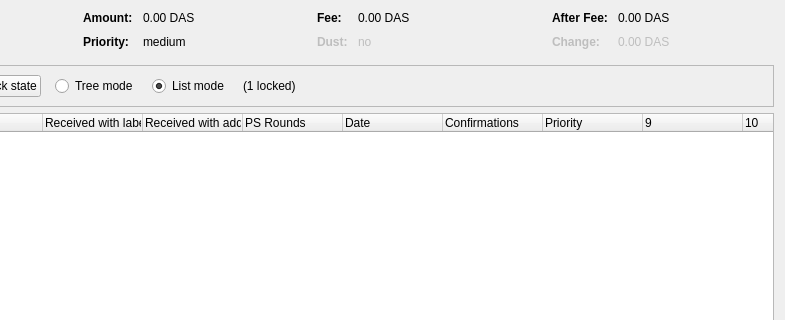
First picture: the form in src/qt/forms/coincontroldialog.ui, repository blocksninja/das-coin, before the edit; both pictures show x 169 to 954 and y 0 to 320 of the 954 by 500 pixel window.
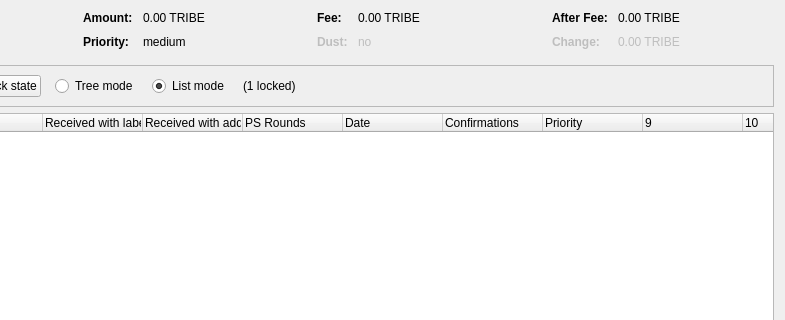
Second picture: the form after the edit. Custom widgets are drawn as their Qt base class.

Commit message: DAS >> TRIBE

What changed in the file:
```diff
--- a/src/qt/forms/coincontroldialog.ui
+++ b/src/qt/forms/coincontroldialog.ui
@@ -132,7 +132,7 @@
           <enum>Qt::ActionsContextMenu</enum>
          </property>
          <property name="text">
-          <string notr="true">0.00 DAS</string>
+          <string notr="true">0.00 TRIBE</string>
          </property>
          <property name="textInteractionFlags">
           <set>Qt::LinksAccessibleByMouse|Qt::TextSelectableByKeyboard|Qt::TextSelectableByMouse</set>
@@ -206,7 +206,7 @@
           <enum>Qt::ActionsContextMenu</enum>
          </property>
          <property name="text">
-          <string notr="true">0.00 DAS</string>
+          <string notr="true">0.00 TRIBE</string>
          </property>
          <property name="textInteractionFlags">
           <set>Qt::LinksAccessibleByMouse|Qt::TextSelectableByKeyboard|Qt::TextSelectableByMouse</set>
@@ -286,7 +286,7 @@
           <enum>Qt::ActionsContextMenu</enum>
          </property>
          <property name="text">
-          <string notr="true">0.00 DAS</string>
+          <string notr="true">0.00 TRIBE</string>
          </property>
          <property name="textInteractionFlags">
           <set>Qt::LinksAccessibleByMouse|Qt::TextSelectableByKeyboard|Qt::TextSelectableByMouse</set>
@@ -321,7 +321,7 @@
           <enum>Qt::ActionsContextMenu</enum>
          </property>
          <property name="text">
-          <string notr="true">0.00 DAS</string>
+          <string notr="true">0.00 TRIBE</string>
          </property>
          <property name="textInteractionFlags">
           <set>Qt::LinksAccessibleByMouse|Qt::TextSelectableByKeyboard|Qt::TextSelectableByMouse</set>
```
The commit also changes 66 other files.
